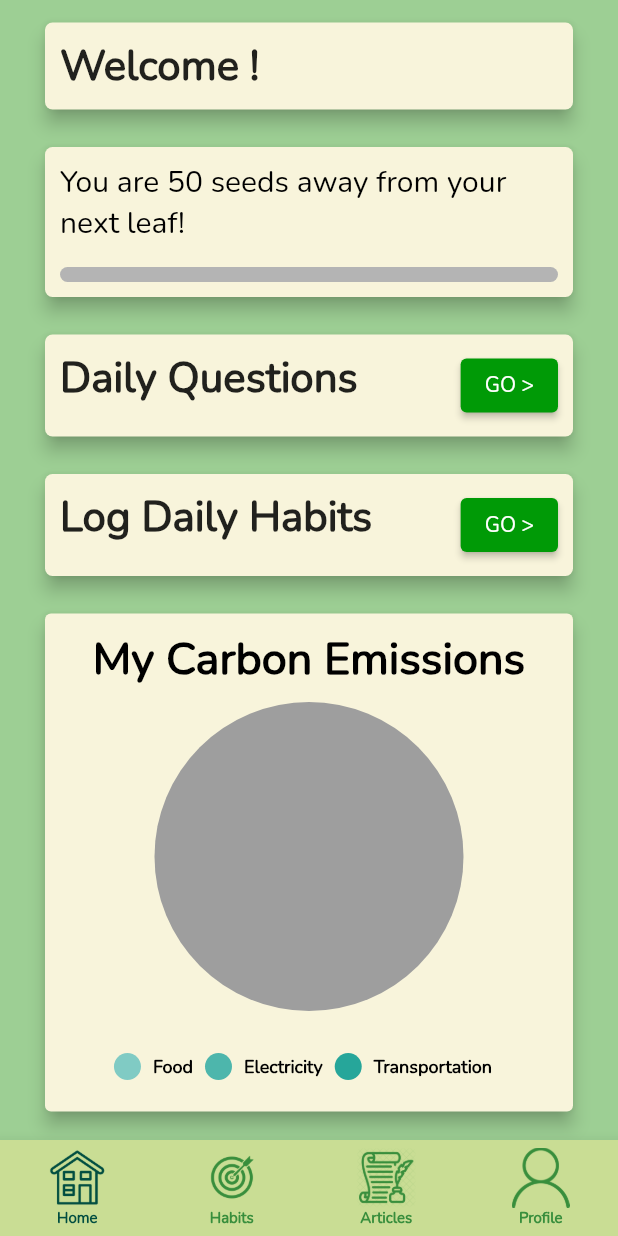
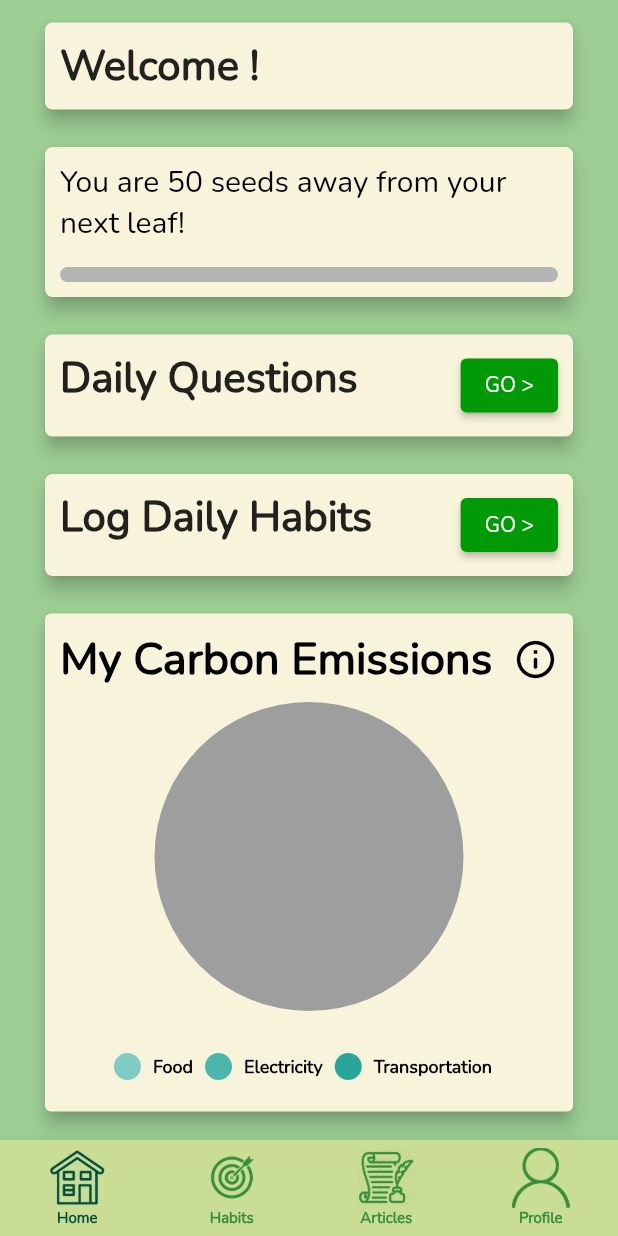
Before and after one commit to csc301-fall-2021/team-project-9-greenpeeps, a Flutter app: the Navigation screen opened by its route, on a phone screen of 412 x 824 dp. Run offline on Flutter 3.47's test engine with Material 2 defaults, Android fonts, the phone set to English and light mode, and no system bars; drawn by our look-alikes of pie_chart; our stand-ins replace cloud_firestore, firebase_auth, firebase_core, get; accounts and stored records are empty.

Commit message:
added icon for pie chart

```diff
--- a/green_peeps_app/lib/homescreen/home_screen.dart
+++ b/green_peeps_app/lib/homescreen/home_screen.dart
@@ -80,13 +80,23 @@ class _HomeScreenState extends State<HomeScreen> {
                 mainAxisSize: MainAxisSize
                     .min, // Use the minimum space necessary to fit all widgets
                 children: <Widget>[
-                  const Text(
+                  Row(
+                    children: const <Widget>[
+                      Text(
                         "My Carbon Emissions",
                         textAlign: TextAlign.center,
                         style: TextStyle(
                             fontSize: 30,
                             fontWeight: FontWeight.bold,
                             color: Colors.black),
+                      ),
+                      Spacer(),
+                      Icon(
+                        Icons.info_outline_rounded,
+                        color: Colors.black,
+                        size: 30,
+                      ),
+                    ],
                   ),
                   PieDiagram(),
                 ],
@@ -117,7 +127,6 @@ class _HomeScreenState extends State<HomeScreen> {
   final ScrollController _controller = ScrollController();
   @override
   Widget build(BuildContext context) {
-
     return Center(
       // List of scrollable widgets
       // You can customize to space between each widget/ box
@@ -128,7 +137,8 @@ class _HomeScreenState extends State<HomeScreen> {
           slivers: <Widget>[
             const SliverSafeArea(
               sliver: SliverPadding(
-                padding: EdgeInsets.only(left: 30, right: 30, top: 15, bottom: 0),
+                padding:
+                    EdgeInsets.only(left: 30, right: 30, top: 15, bottom: 0),
                 sliver: WelcomeBox(),
               ),
             ),
@@ -145,13 +155,14 @@ class _HomeScreenState extends State<HomeScreen> {
               sliver: DailyLogsBox(),
             ),
             SliverPadding(
-              padding:
-                  const EdgeInsets.only(left: 30, right: 30, top: 25, bottom: 0),
-              sliver:
-                  _buildThirdBox(context, _boxPadding, _boxElevation, _boxColor),
+              padding: const EdgeInsets.only(
+                  left: 30, right: 30, top: 25, bottom: 0),
+              sliver: _buildThirdBox(
+                  context, _boxPadding, _boxElevation, _boxColor),
             ),
             const SliverPadding(
-              padding: EdgeInsets.only(left: 30, right: 30, top: 25, bottom: 25),
+              padding:
+                  EdgeInsets.only(left: 30, right: 30, top: 25, bottom: 25),
               sliver: ArticlesBox(),
             ),
           ],
```
Lines whose indentation alone changed are shown as unchanged.
